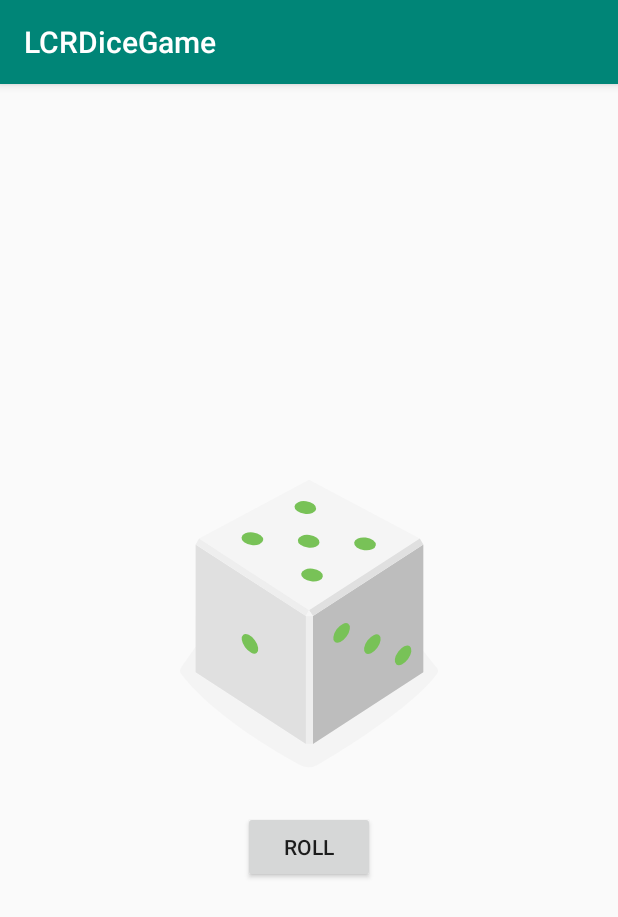
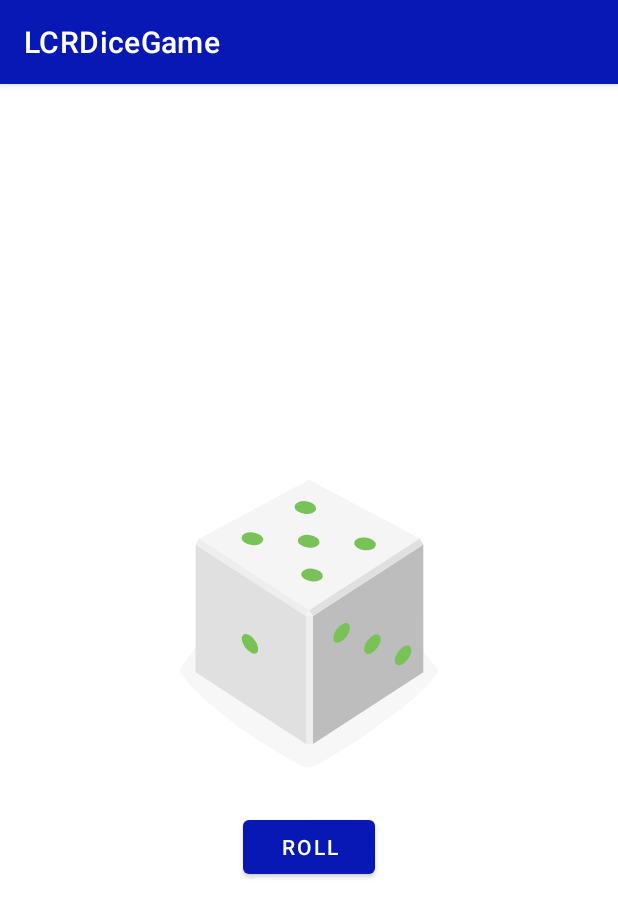
Before and after one commit to rjromo/LCRDiceGame, an Android app: the screen it shows after launch (MainActivity), after a tap on "ROLL", on a phone screen of 412 x 824 dp. Shown: the top 917 px of the screen. Run offline under Robolectric (Android 15) with nearby library versions, the phone set to English and light mode, and no system bars; our stand-ins replace AdMob; 2 statements that could not run were skipped.

Commit message:
srcCompact Style changed

```diff
--- a/app/build.gradle
+++ b/app/build.gradle
@@ -13,6 +13,7 @@ android {
         versionCode 1
         versionName "1.0"
         testInstrumentationRunner "android.support.test.runner.AndroidJUnitRunner"
+        vectorDrawables.useSupportLibrary = true
     }
     buildTypes {
         release {
@@ -32,4 +33,5 @@ dependencies {
     androidTestImplementation 'com.android.support.test.espresso:espresso-core:3.0.2'
 
     implementation 'com.google.android.gms:play-services-ads:17.2.0'
+    implementation 'com.google.android.material:material:1.0.0'
 }
--- a/app/src/main/AndroidManifest.xml
+++ b/app/src/main/AndroidManifest.xml
@@ -1,6 +1,7 @@
 <?xml version="1.0" encoding="utf-8"?>
 <manifest xmlns:android="http://schemas.android.com/apk/res/android"
     package="com.rubenjromo.lcrdicegame">
+    <uses-permission android:name="android.permission.INTERNET"/>
 
     <application
         android:allowBackup="true"
@@ -12,6 +13,7 @@
         <activity android:name=".MainActivity">
             <intent-filter>
                 <action android:name="android.intent.action.MAIN" />
+                <action android:name="android.intent.action.VIEW" />
 
                 <category android:name="android.intent.category.LAUNCHER" />
             </intent-filter>
--- a/app/src/main/java/com/rubenjromo/lcrdicegame/MainActivity.kt
+++ b/app/src/main/java/com/rubenjromo/lcrdicegame/MainActivity.kt
@@ -5,7 +5,7 @@ import android.support.v7.app.AppCompatActivity
 import android.widget.Toast
 import com.google.android.gms.ads.*
 import kotlinx.android.synthetic.main.activity_main.*
-import java.util.*
+import kotlin.random.Random
 
 
 class MainActivity : AppCompatActivity() {
@@ -26,7 +26,7 @@ class MainActivity : AppCompatActivity() {
         mAdView.loadAd(adRequest)
 
         mInterstitialAd = InterstitialAd(this)
-        mInterstitialAd.adUnitId = "ca-app-pub-4597919722020460/4887901692"
+        mInterstitialAd.adUnitId = getString(R.string.InsterstitialID)
         mInterstitialAd.loadAd(AdRequest.Builder().build())
         mInterstitialAd.adListener = object : AdListener() {
             override fun onAdClosed() {
@@ -52,7 +52,7 @@ class MainActivity : AppCompatActivity() {
     }
 
     fun rollDice(){
-        val randomInt = Random().nextInt(6) + 1
+        val randomInt = Random.nextInt(6) + 1
         val drawableResource = when (randomInt){
             1 -> R.drawable.dice_1
             2 -> R.drawable.dice_2
--- a/app/src/main/res/layout/activity_main.xml
+++ b/app/src/main/res/layout/activity_main.xml
@@ -1,20 +1,20 @@
 <?xml version="1.0" encoding="utf-8"?>
 <LinearLayout xmlns:android="http://schemas.android.com/apk/res/android"
               xmlns:tools="http://schemas.android.com/tools"
+              xmlns:app="http://schemas.android.com/apk/res-auto"
               android:layout_width="match_parent"
               android:layout_height="wrap_content"
               android:layout_gravity="center_vertical"
-              android:orientation="vertical"
-              tools:context=".MainActivity">
-
+              tools:context=".MainActivity" android:orientation="vertical">
 
 
     <ImageView
-            android:contentDescription="Dice"
+            android:contentDescription="@string/dice"
             android:layout_width="wrap_content"
             android:layout_height="wrap_content"
             android:layout_gravity="center_horizontal"
-            android:src="@drawable/dice_1"
+            app:srcCompact="@drawable/empty_dice"
+            tools:src="@drawable/dice_1"
             android:id="@+id/dice_image"/>
 
 
@@ -23,7 +23,7 @@
             android:layout_width="wrap_content"
             android:layout_height="wrap_content"
             android:layout_gravity="center_horizontal"
-            android:text="@string/roll" />
+            android:text="@string/roll"/>
 
     <com.google.android.gms.ads.AdView
             xmlns:ads="http://schemas.android.com/apk/res-auto"
@@ -31,10 +31,9 @@
             android:layout_width="wrap_content"
             android:layout_height="wrap_content"
             android:layout_gravity="center|bottom"
-            ads:adSize="BANNER"
-            ads:adUnitId="ca-app-pub-4597919722020460/8551814538">
+            ads:adSize="SMART_BANNER"
+            ads:adUnitId="@string/BannerID">
     </com.google.android.gms.ads.AdView>
 
 
-
 </LinearLayout>
--- a/app/src/main/res/values/colors.xml
+++ b/app/src/main/res/values/colors.xml
@@ -1,6 +1,6 @@
 <?xml version="1.0" encoding="utf-8"?>
 <resources>
-    <color name="colorPrimary">#008577</color>
-    <color name="colorPrimaryDark">#00574B</color>
-    <color name="colorAccent">#D81B60</color>
+    <color name="colorPrimary">#0718B4</color>
+    <color name="colorPrimaryDark">#FFFFFF</color>
+    <color name="colorAccent">#C51162</color>
 </resources>
--- a/app/src/main/res/values/strings.xml
+++ b/app/src/main/res/values/strings.xml
@@ -2,4 +2,7 @@
     <string name="app_name">LCRDiceGame</string>
     <string name="roll">Roll</string>
     <string name="AdMobAppID">ca-app-pub-4597919722020460~8743386229</string>
+    <string name="InsterstitialID">ca-app-pub-4597919722020460/4887901692</string>
+    <string name="BannerID">ca-app-pub-4597919722020460/8551814538</string>
+    <string name="dice">Dice</string>
 </resources>
--- a/app/src/main/res/values/styles.xml
+++ b/app/src/main/res/values/styles.xml
@@ -1,7 +1,7 @@
 <resources>
 
     <!-- Base application theme. -->
-    <style name="AppTheme" parent="Theme.AppCompat.Light.DarkActionBar">
+    <style name="AppTheme" parent="Theme.MaterialComponents.Light.DarkActionBar">
         <!-- Customize your theme here. -->
         <item name="colorPrimary">@color/colorPrimary</item>
         <item name="colorPrimaryDark">@color/colorPrimaryDark</item>
```
